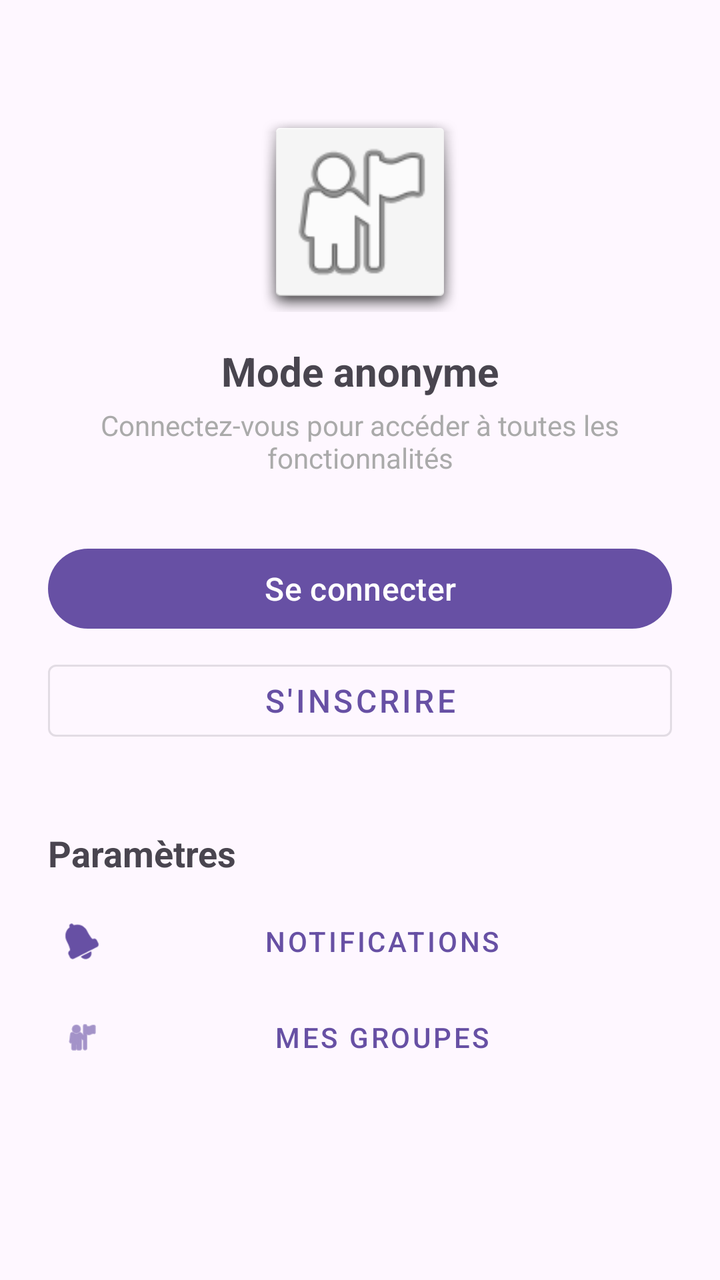
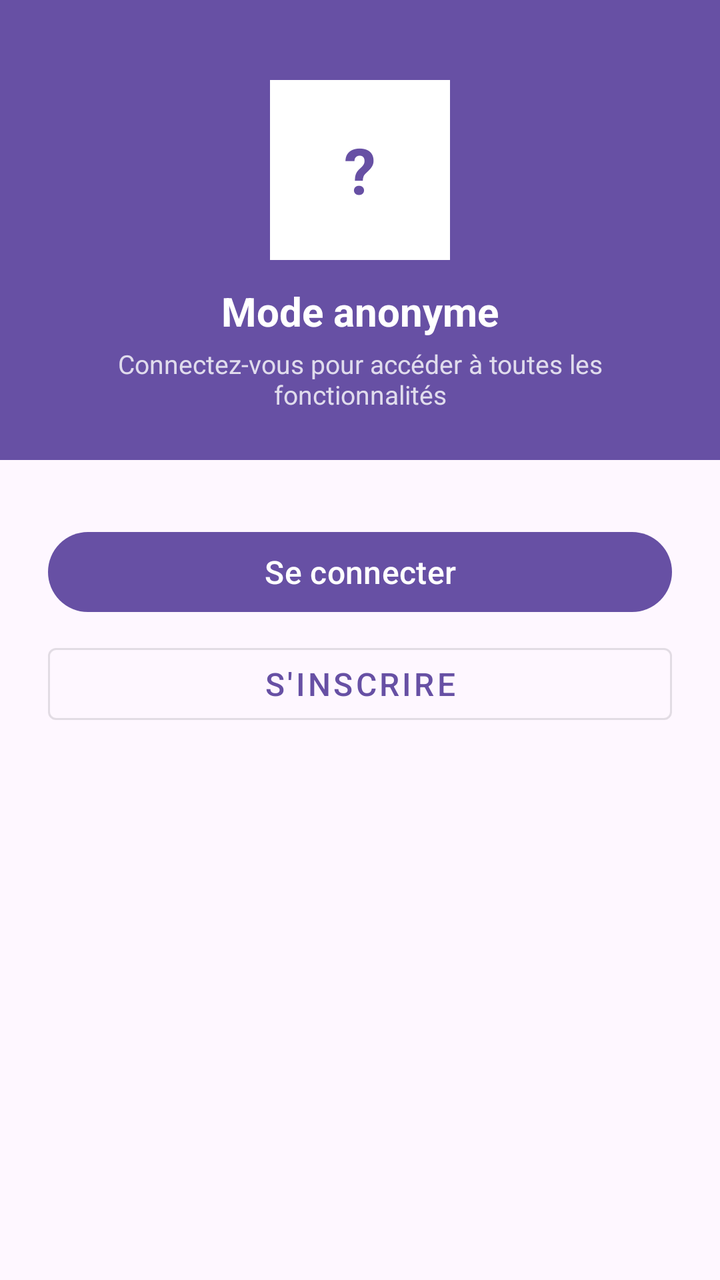

Before-and-after screenshots of an Android layout around one commit, followed by the original layout XML and the change that was made.
<!-- AndroidManifest.xml: application theme Theme.Traveling -->
<!-- res/layout/fragment_profile.xml -->
<?xml version="1.0" encoding="utf-8"?>

<LinearLayout xmlns:android="http://schemas.android.com/apk/res/android"
    xmlns:app="http://schemas.android.com/apk/res-auto"
    android:layout_width="match_parent"
    android:layout_height="match_parent"
    android:orientation="vertical"
    android:padding="24dp">

    
    <ImageView
        android:id="@+id/profile_avatar"
        android:layout_width="100dp"
        android:layout_height="100dp"
        android:layout_gravity="center_horizontal"
        android:layout_marginTop="32dp"
        android:src="@android:drawable/ic_menu_myplaces"
        android:contentDescription="Avatar"
        android:background="@android:drawable/dialog_holo_light_frame" />

    <TextView
        android:id="@+id/profile_name"
        android:layout_width="wrap_content"
        android:layout_height="wrap_content"
        android:layout_gravity="center_horizontal"
        android:layout_marginTop="16dp"
        android:text="Mode anonyme"
        android:textSize="20sp"
        android:textStyle="bold" />

    <TextView
        android:id="@+id/profile_status"
        android:layout_width="wrap_content"
        android:layout_height="wrap_content"
        android:layout_gravity="center_horizontal"
        android:layout_marginTop="4dp"
        android:text="Connectez-vous pour accéder à toutes les fonctionnalités"
        android:textSize="14sp"
        android:textColor="@android:color/darker_gray"
        android:textAlignment="center" />

    
    <com.google.android.material.button.MaterialButton
        android:id="@+id/btn_login"
        android:layout_width="match_parent"
        android:layout_height="wrap_content"
        android:layout_marginTop="32dp"
        android:text="Se connecter"
        android:textSize="16sp" />

    <com.google.android.material.button.MaterialButton
        android:id="@+id/btn_register"
        android:layout_width="match_parent"
        android:layout_height="wrap_content"
        android:layout_marginTop="8dp"
        android:text="S'inscrire"
        android:textSize="16sp"
        style="@style/Widget.MaterialComponents.Button.OutlinedButton" />

    
    <TextView
        android:layout_width="wrap_content"
        android:layout_height="wrap_content"
        android:layout_marginTop="40dp"
        android:text="Paramètres"
        android:textSize="18sp"
        android:textStyle="bold" />

    <com.google.android.material.button.MaterialButton
        android:id="@+id/btn_notifications"
        android:layout_width="match_parent"
        android:layout_height="wrap_content"
        android:layout_marginTop="8dp"
        android:text="Notifications"
        style="@style/Widget.MaterialComponents.Button.TextButton"
        app:icon="@android:drawable/ic_popup_reminder"
        app:iconGravity="start" />

    <com.google.android.material.button.MaterialButton
        android:id="@+id/btn_groups"
        android:layout_width="match_parent"
        android:layout_height="wrap_content"
        android:text="Mes groupes"
        style="@style/Widget.MaterialComponents.Button.TextButton"
        app:icon="@android:drawable/ic_menu_myplaces"
        app:iconGravity="start" />

</LinearLayout>
<!-- resources referenced by this layout -->
<resources>
  <style name="Theme.Traveling" parent="Base.Theme.Traveling" />
  <style name="Base.Theme.Traveling" parent="Theme.Material3.DayNight.NoActionBar">
          
          
      </style>
</resources>

<!-- the commit's change to res/layout/fragment_profile.xml (unified diff, before → after) -->
@@ -1,88 +1,217 @@
 <?xml version="1.0" encoding="utf-8"?>
 
-<LinearLayout xmlns:android="http://schemas.android.com/apk/res/android"
+<ScrollView xmlns:android="http://schemas.android.com/apk/res/android"
     xmlns:app="http://schemas.android.com/apk/res-auto"
     android:layout_width="match_parent"
-    android:layout_height="match_parent"
-    android:orientation="vertical"
-    android:padding="24dp">
-
-    
-    <ImageView
-        android:id="@+id/profile_avatar"
-        android:layout_width="100dp"
-        android:layout_height="100dp"
-        android:layout_gravity="center_horizontal"
-        android:layout_marginTop="32dp"
-        android:src="@android:drawable/ic_menu_myplaces"
-        android:contentDescription="Avatar"
-        android:background="@android:drawable/dialog_holo_light_frame" />
-
-    <TextView
-        android:id="@+id/profile_name"
-        android:layout_width="wrap_content"
-        android:layout_height="wrap_content"
-        android:layout_gravity="center_horizontal"
-        android:layout_marginTop="16dp"
-        android:text="Mode anonyme"
-        android:textSize="20sp"
-        android:textStyle="bold" />
-
-    <TextView
-        android:id="@+id/profile_status"
-        android:layout_width="wrap_content"
-        android:layout_height="wrap_content"
-        android:layout_gravity="center_horizontal"
-        android:layout_marginTop="4dp"
-        android:text="Connectez-vous pour accéder à toutes les fonctionnalités"
-        android:textSize="14sp"
-        android:textColor="@android:color/darker_gray"
-        android:textAlignment="center" />
-
-    
-    <com.google.android.material.button.MaterialButton
-        android:id="@+id/btn_login"
+    android:layout_height="match_parent">
+
+    <LinearLayout
         android:layout_width="match_parent"
         android:layout_height="wrap_content"
-        android:layout_marginTop="32dp"
-        android:text="Se connecter"
-        android:textSize="16sp" />
-
-    <com.google.android.material.button.MaterialButton
-        android:id="@+id/btn_register"
-        android:layout_width="match_parent"
-        android:layout_height="wrap_content"
-        android:layout_marginTop="8dp"
-        android:text="S'inscrire"
-        android:textSize="16sp"
-        style="@style/Widget.MaterialComponents.Button.OutlinedButton" />
-
-    
-    <TextView
-        android:layout_width="wrap_content"
-        android:layout_height="wrap_content"
-        android:layout_marginTop="40dp"
-        android:text="Paramètres"
-        android:textSize="18sp"
-        android:textStyle="bold" />
-
-    <com.google.android.material.button.MaterialButton
-        android:id="@+id/btn_notifications"
-        android:layout_width="match_parent"
-        android:layout_height="wrap_content"
-        android:layout_marginTop="8dp"
-        android:text="Notifications"
-        style="@style/Widget.MaterialComponents.Button.TextButton"
-        app:icon="@android:drawable/ic_popup_reminder"
-        app:iconGravity="start" />
-
-    <com.google.android.material.button.MaterialButton
-        android:id="@+id/btn_groups"
-        android:layout_width="match_parent"
-        android:layout_height="wrap_content"
-        android:text="Mes groupes"
-        style="@style/Widget.MaterialComponents.Button.TextButton"
-        app:icon="@android:drawable/ic_menu_myplaces"
-        app:iconGravity="start" />
-
-</LinearLayout>
+        android:orientation="vertical"
+        android:paddingBottom="32dp">
+
+        
+        <LinearLayout
+            android:layout_width="match_parent"
+            android:layout_height="wrap_content"
+            android:orientation="vertical"
+            android:gravity="center_horizontal"
+            android:paddingTop="40dp"
+            android:paddingBottom="24dp"
+            android:background="?attr/colorPrimary">
+
+            
+            <TextView
+                android:id="@+id/profile_avatar_initials"
+                android:layout_width="90dp"
+                android:layout_height="90dp"
+                android:gravity="center"
+                android:textSize="32sp"
+                android:textColor="?attr/colorPrimary"
+                android:textStyle="bold"
+                android:background="@android:color/white"
+                android:text="?" />
+
+            <TextView
+                android:id="@+id/profile_name"
+                android:layout_width="wrap_content"
+                android:layout_height="wrap_content"
+                android:layout_marginTop="12dp"
+                android:text="Mode anonyme"
+                android:textSize="20sp"
+                android:textStyle="bold"
+                android:textColor="@android:color/white" />
+
+            <TextView
+                android:id="@+id/profile_email"
+                android:layout_width="wrap_content"
+                android:layout_height="wrap_content"
+                android:layout_marginTop="4dp"
+                android:text="Connectez-vous pour accéder à toutes les fonctionnalités"
+                android:textSize="13sp"
+                android:textColor="#CCFFFFFF"
+                android:textAlignment="center"
+                android:paddingHorizontal="24dp" />
+
+        </LinearLayout>
+
+        
+        <LinearLayout
+            android:id="@+id/layout_connected"
+            android:layout_width="match_parent"
+            android:layout_height="wrap_content"
+            android:orientation="vertical"
+            android:visibility="gone">
+
+            
+            <LinearLayout
+                android:layout_width="match_parent"
+                android:layout_height="wrap_content"
+                android:orientation="horizontal"
+                android:layout_marginTop="16dp"
+                android:layout_marginHorizontal="16dp">
+
+                <LinearLayout
+                    android:layout_width="0dp"
+                    android:layout_height="wrap_content"
+                    android:layout_weight="1"
+                    android:orientation="vertical"
+                    android:gravity="center">
+
+                    <TextView
+                        android:id="@+id/stat_photos_count"
+                        android:layout_width="wrap_content"
+                        android:layout_height="wrap_content"
+                        android:text="0"
+                        android:textSize="22sp"
+                        android:textStyle="bold" />
+
+                    <TextView
+                        android:layout_width="wrap_content"
+                        android:layout_height="wrap_content"
+                        android:text="Photos"
+                        android:textSize="13sp"
+                        android:textColor="@android:color/darker_gray" />
+
+                </LinearLayout>
+
+                <View
+                    android:layout_width="1dp"
+                    android:layout_height="40dp"
+                    android:background="@android:color/darker_gray"
+                    android:layout_gravity="center_vertical" />
+
+                <LinearLayout
+                    android:layout_width="0dp"
+                    android:layout_height="wrap_content"
+                    android:layout_weight="1"
+                    android:orientation="vertical"
+                    android:gravity="center">
+
+                    <TextView
+                        android:id="@+id/stat_paths_count"
+                        android:layout_width="wrap_content"
+                        android:layout_height="wrap_content"
+                        android:text="0"
+                        android:textSize="22sp"
+                        android:textStyle="bold" />
+
+                    <TextView
+                        android:layout_width="wrap_content"
+                        android:layout_height="wrap_content"
+                        android:text="Parcours"
+                        android:textSize="13sp"
+                        android:textColor="@android:color/darker_gray" />
+
+                </LinearLayout>
+
+            </LinearLayout>
+
+            
+            <TextView
+                android:layout_width="wrap_content"
+                android:layout_height="wrap_content"
+                android:layout_marginStart="16dp"
+                android:layout_marginTop="24dp"
+                android:layout_marginBottom="8dp"
+                android:text="Mes publications"
+                android:textSize="17sp"
+                android:textStyle="bold" />
+
+            <TextView
+                android:id="@+id/tv_no_publications"
+                android:layout_width="match_parent"
+                android:layout_height="wrap_content"
+                android:layout_marginHorizontal="16dp"
+                android:padding="24dp"
+                android:text="Vous n'avez pas encore publié de contenu"
+                android:textColor="@android:color/darker_gray"
+                android:textSize="14sp"
+                android:gravity="center"
+                android:background="#F5F5F5" />
+
+            
+            <TextView
+                android:layout_width="wrap_content"
+                android:layout_height="wrap_content"
+                android:layout_marginStart="16dp"
+                android:layout_marginTop="24dp"
+                android:layout_marginBottom="4dp"
+                android:text="Paramètres"
+                android:textSize="17sp"
+                android:textStyle="bold" />
+
+            <com.google.android.material.button.MaterialButton
+                android:id="@+id/btn_notifications"
+                android:layout_width="match_parent"
+                android:layout_height="wrap_content"
+                android:layout_marginHorizontal="8dp"
+                android:text="Notifications"
+                style="@style/Widget.MaterialComponents.Button.TextButton"
+                app:icon="@android:drawable/ic_popup_reminder"
+                app:iconGravity="start" />
+
+            <com.google.android.material.button.MaterialButton
+                android:id="@+id/btn_logout"
+                android:layout_width="match_parent"
+                android:layout_height="wrap_content"
+                android:layout_marginHorizontal="16dp"
+                android:layout_marginTop="8dp"
+                android:text="Se déconnecter"
+                android:textColor="#F44336"
+                style="@style/Widget.MaterialComponents.Button.OutlinedButton"
+                app:strokeColor="#F44336" />
+
+        </LinearLayout>
+
+        
+        <LinearLayout
+            android:id="@+id/layout_anonymous"
+            android:layout_width="match_parent"
+            android:layout_height="wrap_content"
+            android:orientation="vertical"
+            android:paddingHorizontal="24dp"
+            android:paddingTop="32dp"
+            android:visibility="visible">
+
+            <com.google.android.material.button.MaterialButton
+                android:id="@+id/btn_login"
+                android:layout_width="match_parent"
+                android:layout_height="wrap_content"
+                android:text="Se connecter"
+                android:textSize="16sp" />
+
+            <com.google.android.material.button.MaterialButton
+                android:id="@+id/btn_register"
+                android:layout_width="match_parent"
+                android:layout_height="wrap_content"
+                android:layout_marginTop="8dp"
+                android:text="S'inscrire"
+                android:textSize="16sp"
+                style="@style/Widget.MaterialComponents.Button.OutlinedButton" />
+
+        </LinearLayout>
+
+    </LinearLayout>
+</ScrollView>
